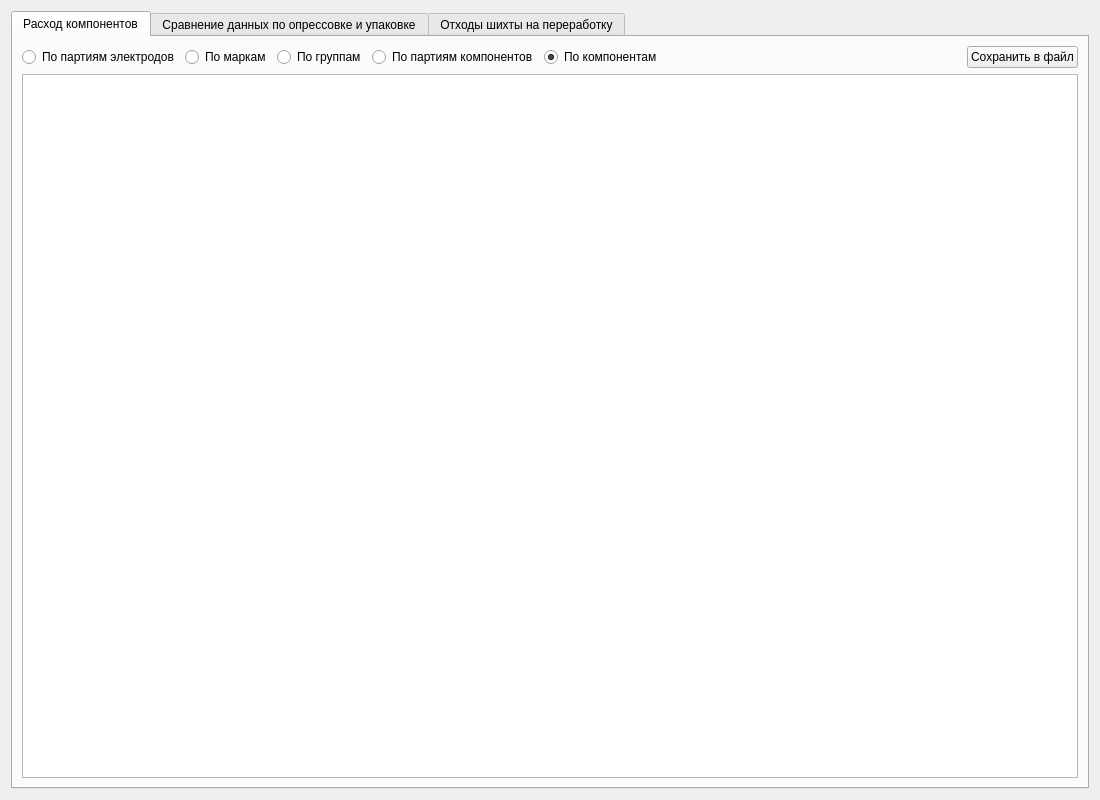
Before: the Qt Designer form formreport.ui in Sergeyego/dosage, drawn with Qt 5.
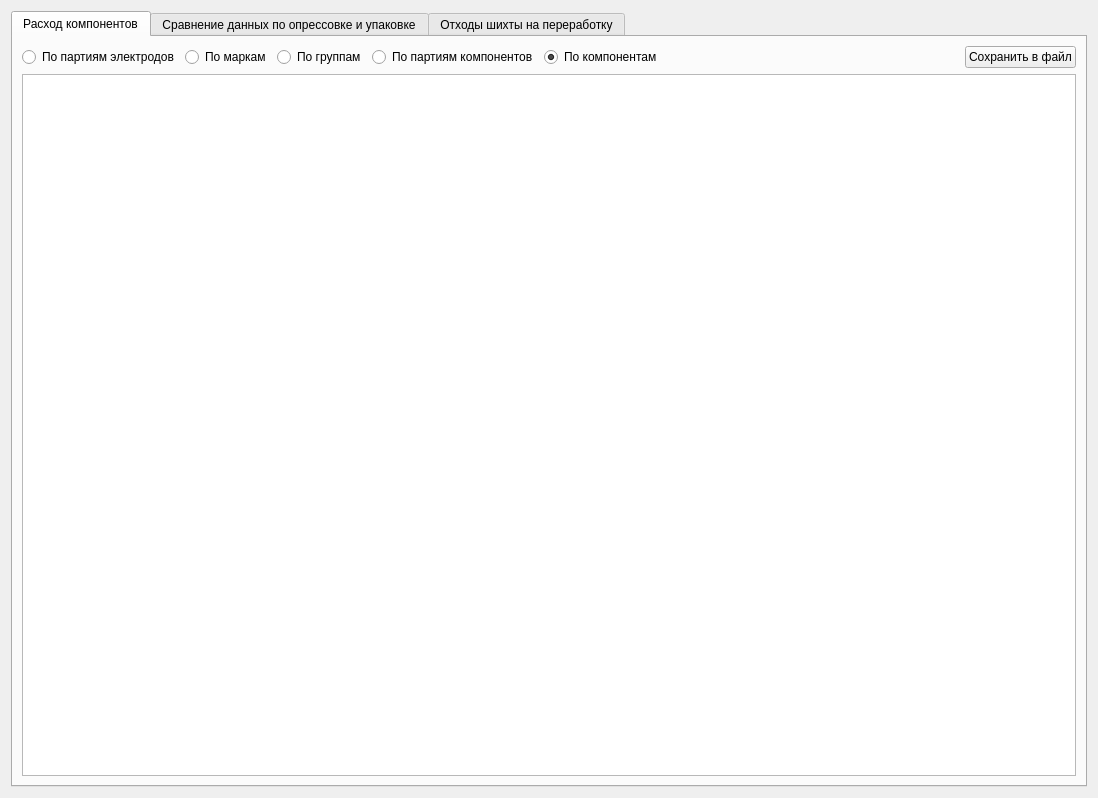
After: the same form once the commit is applied. Custom widgets are drawn as their Qt base class.

Commit message: fix sort matr

```diff
--- a/formreport.ui
+++ b/formreport.ui
@@ -6,8 +6,8 @@
    <rect>
     <x>0</x>
     <y>0</y>
-    <width>1100</width>
-    <height>800</height>
+    <width>1098</width>
+    <height>798</height>
    </rect>
   </property>
   <property name="windowTitle">
@@ -92,7 +92,7 @@
        <item>
         <widget class="TableView" name="tableViewComp">
          <property name="sortingEnabled">
-          <bool>true</bool>
+          <bool>false</bool>
          </property>
         </widget>
        </item>
```
The commit also changes 2 other files.
